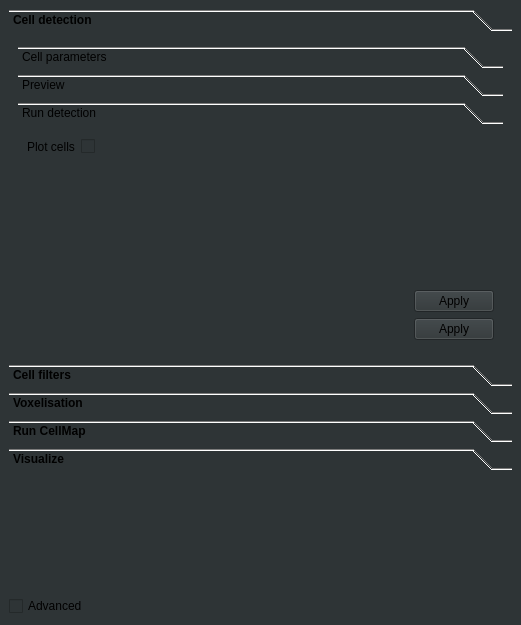
Before: the Qt Designer form ClearMap/gui/creator/cell_map_tab.ui in ClearAnatomics/ClearMap, drawn with Qt 5.
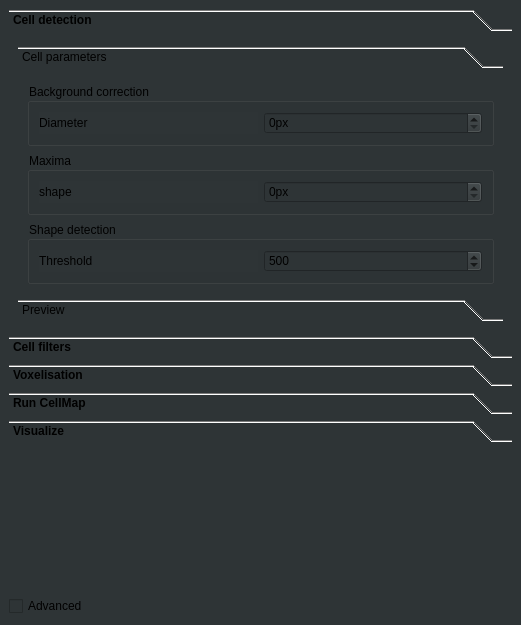
After: the same form once the commit is applied. The open tabs and pages were chosen to show the change.

Commit message: Simplifies cell detection interface by moving execution of different steps to run tab

```diff
--- a/ClearMap/gui/creator/cell_map_tab.ui
+++ b/ClearMap/gui/creator/cell_map_tab.ui
@@ -62,13 +62,13 @@
        <item>
         <widget class="QToolBox" name="toolBox_2">
          <property name="currentIndex">
-          <number>2</number>
+          <number>0</number>
          </property>
          <widget class="QWidget" name="page_3">
           <property name="geometry">
            <rect>
             <x>0</x>
-            <y>-147</y>
+            <y>-113</y>
             <width>471</width>
             <height>255</height>
            </rect>
@@ -392,59 +392,6 @@
            </item>
           </layout>
          </widget>
-         <widget class="QWidget" name="page_6">
-          <property name="geometry">
-           <rect>
-            <x>0</x>
-            <y>0</y>
-            <width>485</width>
-            <height>108</height>
-           </rect>
-          </property>
-          <attribute name="label">
-           <string>Run detection</string>
-          </attribute>
-          <layout class="QVBoxLayout" name="verticalLayout_5">
-           <item>
-            <layout class="QFormLayout" name="formLayout_6">
-             <item row="0" column="0">
-              <widget class="QLabel" name="label_16">
-               <property name="text">
-                <string>Plot cells</string>
-               </property>
-              </widget>
-             </item>
-             <item row="0" column="1">
-              <widget class="QCheckBox" name="cellDetectionPlotCheckBox">
-               <property name="text">
-                <string/>
-               </property>
-              </widget>
-             </item>
-            </layout>
-           </item>
-           <item>
-            <widget class="QDialogButtonBox" name="runCellDetectionButtonBox">
-             <property name="standardButtons">
-              <set>QDialogButtonBox::Apply</set>
-             </property>
-             <property name="applyText" stdset="0">
-              <string>Run</string>
-             </property>
-            </widget>
-           </item>
-           <item>
-            <widget class="QDialogButtonBox" name="runCellDetectionPlotButtonBox">
-             <property name="standardButtons">
-              <set>QDialogButtonBox::Apply</set>
-             </property>
-             <property name="applyText" stdset="0">
-              <string>Plot</string>
-             </property>
-            </widget>
-           </item>
-          </layout>
-         </widget>
         </widget>
        </item>
       </layout>
```
Left out of the diff: 121 changed lines with no effect on the pictures. The commit also changes 3 other files.
